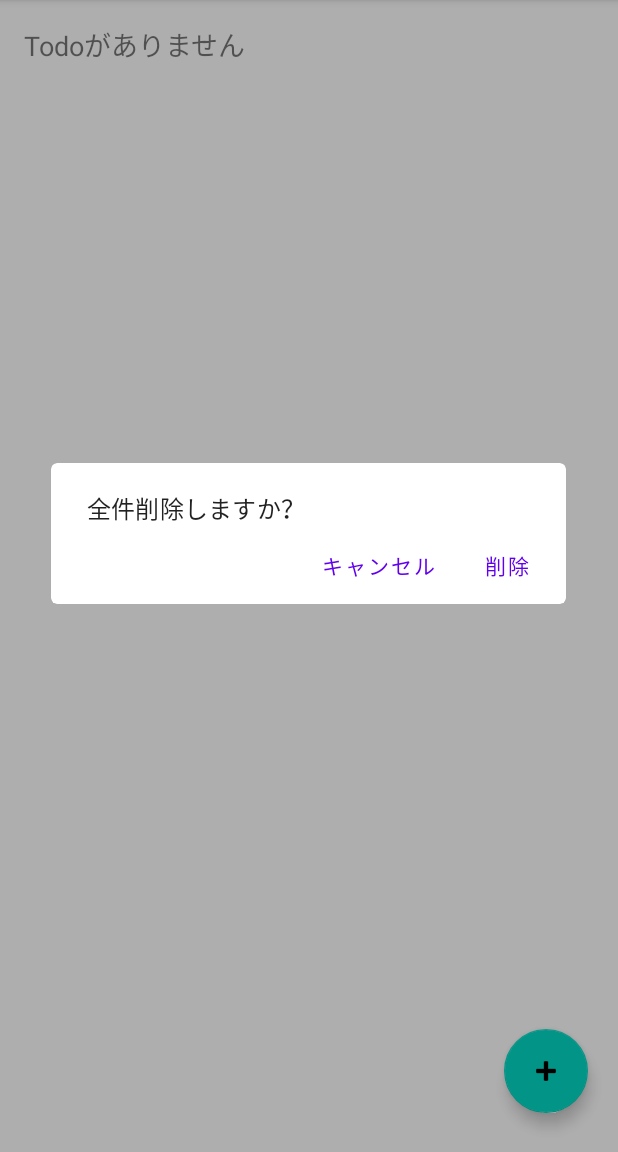
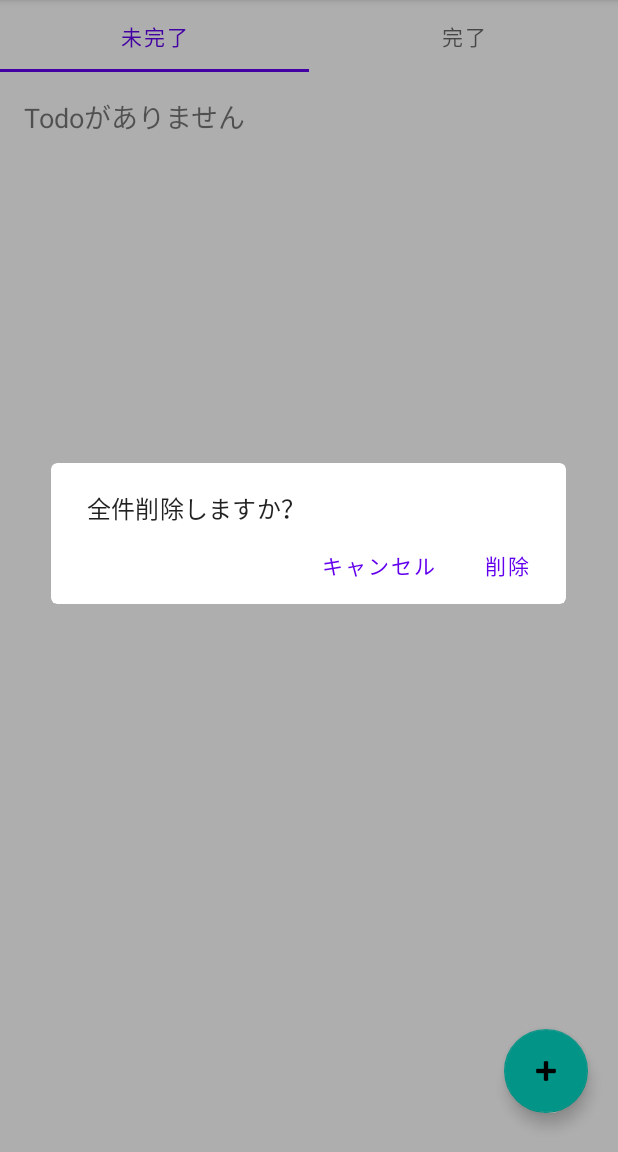
Before and after one commit to mdobashi0318/ToDoList_Android, an Android app: the screen it shows after launch (MainActivity), after a tap on an icon or button, on a phone screen of 412 x 824 dp, the part 84-1236 px from its top. Run offline under Robolectric (Android 15) with nearby library versions, the phone set to English and light mode, and no system bars; our stand-ins replace data binding, navigation-ui; 3 statements that could not run were skipped.

Commit message:
リストに完了と未完了を表示分けするためのタブ追加

```diff
--- /dev/null
+++ b/app/src/main/java/com/example/todolist/screen/TabFragment.kt
@@ -0,0 +1,61 @@
+package com.example.todolist.screen
+
+import android.os.Bundle
+import androidx.fragment.app.Fragment
+import android.view.LayoutInflater
+import android.view.View
+import android.view.ViewGroup
+import androidx.appcompat.app.AppCompatActivity
+import androidx.databinding.DataBindingUtil
+import androidx.viewpager2.adapter.FragmentStateAdapter
+import androidx.viewpager2.widget.ViewPager2
+import com.example.todolist.R
+import com.example.todolist.databinding.FragmentTabBinding
+import com.google.android.material.tabs.TabLayout
+import com.google.android.material.tabs.TabLayoutMediator
+import java.util.*
+
+class TabFragment : Fragment() {
+    private lateinit var tabAdapter: TabAdapter
+    private lateinit var viewPager: ViewPager2
+
+
+    private lateinit var binding: FragmentTabBinding
+    override fun onCreateView(
+        inflater: LayoutInflater,
+        container: ViewGroup?,
+        savedInstanceState: Bundle?
+    ): View {
+
+        binding = DataBindingUtil.inflate<FragmentTabBinding>(
+            inflater,
+            R.layout.fragment_tab,
+            container,
+            false
+        )
+        return binding.root
+    }
+
+    override fun onViewCreated(view: View, savedInstanceState: Bundle?) {
+        tabAdapter = TabAdapter(this)
+        viewPager = view.findViewById(R.id.pager)
+        viewPager.adapter = tabAdapter
+
+        val tabLayout = view.findViewById<TabLayout>(R.id.tab_layout)
+        TabLayoutMediator(tabLayout, viewPager) { tab, position ->
+            if (position == 0) tab.text = "未完了" else tab.text = "完了"
+        }.attach()
+    }
+
+}
+
+
+class TabAdapter(fragment: Fragment) : FragmentStateAdapter(fragment) {
+
+    override fun getItemCount(): Int = 2
+
+    override fun createFragment(position: Int): Fragment {
+        /// TODO TodoListFragment()に完了か未完了のTodoを呼び出すようにする
+        return TodoListFragment()
+    }
+}
--- a/app/src/main/java/com/example/todolist/screen/TodoDetailFragment.kt
+++ b/app/src/main/java/com/example/todolist/screen/TodoDetailFragment.kt
@@ -70,7 +70,7 @@ class TodoDetailFragment : Fragment() {
                                 .setTitle("削除しました")
                                 .setPositiveButton(R.string.closeButton) { _, _ ->
                                     view?.findNavController()
-                                        ?.navigate(R.id.action_todoDetailFragment_to_todoListFragment)
+                                        ?.navigate(R.id.action_todoRegistrationFragment_to_tabFragment)
                                 }
                                 .show()
                         }
--- a/app/src/main/java/com/example/todolist/screen/TodoListFragment.kt
+++ b/app/src/main/java/com/example/todolist/screen/TodoListFragment.kt
@@ -2,6 +2,7 @@ package com.example.todolist.screen
 
 import android.os.Bundle
 import android.view.*
+import androidx.appcompat.app.AppCompatActivity
 import androidx.core.view.isVisible
 import androidx.fragment.app.Fragment
 import androidx.databinding.DataBindingUtil
@@ -20,6 +21,7 @@ class TodoListFragment : Fragment() {
         inflater: LayoutInflater, container: ViewGroup?,
         savedInstanceState: Bundle?
     ): View? {
+        (activity as AppCompatActivity).supportActionBar?.title = resources.getString(R.string.app_name)
         setHasOptionsMenu(true)
         binding = DataBindingUtil.inflate(
             inflater,
@@ -31,7 +33,7 @@ class TodoListFragment : Fragment() {
             // Todo作成画面に遷移する
             view.findNavController()
                 .navigate(
-                    TodoListFragmentDirections.actionTodoListFragmentToTodoRegistrationFragment(
+                    TabFragmentDirections.actionTabFragmentToTodoRegistrationFragment(
                         null
                     )
                 )
@@ -98,7 +100,7 @@ class TodoListFragment : Fragment() {
     private fun onClick(todo: ToDoModel) {
 /// Todo詳細画面に遷移する
         view?.findNavController()
-            ?.navigate(TodoListFragmentDirections.actionTodoListFragmentToTodoDetailFragment(todo.createTime))
+            ?.navigate(TabFragmentDirections.actionTabFragmentToTodoDetailFragment(todo.createTime))
     }
 
 }
--- a/app/src/main/java/com/example/todolist/screen/TodoRegistrationFragment.kt
+++ b/app/src/main/java/com/example/todolist/screen/TodoRegistrationFragment.kt
@@ -134,7 +134,7 @@ class TodoRegistrationFragment : Fragment() {
                 .setTitle("登録しました")
                 .setPositiveButton(R.string.closeButton) { _, _ ->
                     this.findNavController()
-                        .navigate(R.id.action_todoRegistrationFragment_to_todoListFragment)
+                        .navigate(R.id.action_todoRegistrationFragment_to_tabFragment)
                 }
                 .show()
         }
--- /dev/null
+++ b/app/src/main/res/layout/fragment_tab.xml
@@ -0,0 +1,22 @@
+<layout xmlns:android="http://schemas.android.com/apk/res/android"
+    xmlns:tools="http://schemas.android.com/tools"
+    tools:context=".screen.TabFragment">
+
+
+    <LinearLayout
+        android:layout_width="match_parent"
+        android:layout_height="match_parent"
+        android:orientation="vertical">
+
+        <com.google.android.material.tabs.TabLayout
+            android:id="@+id/tab_layout"
+            android:layout_width="match_parent"
+            android:layout_height="wrap_content" />
+
+        <androidx.viewpager2.widget.ViewPager2
+            android:id="@+id/pager"
+            android:layout_width="match_parent"
+            android:layout_height="0dp"
+            android:layout_weight="1" />
+    </LinearLayout>
+</layout>
--- a/app/src/main/res/navigation/navigation.xml
+++ b/app/src/main/res/navigation/navigation.xml
@@ -3,30 +3,17 @@
     xmlns:app="http://schemas.android.com/apk/res-auto"
     xmlns:tools="http://schemas.android.com/tools"
     android:id="@+id/navigation"
-    app:startDestination="@id/todoListFragment">
+    app:startDestination="@id/tabFragment">
 
     <fragment
         android:id="@+id/todoListFragment"
         android:name="com.example.todolist.screen.TodoListFragment"
         android:label="@string/app_name"
-        tools:layout="@layout/fragment_todo_list" >
-        <action
-            android:id="@+id/action_todoListFragment_to_todoRegistrationFragment"
-            app:destination="@id/todoRegistrationFragment"
-            app:popUpTo="@id/todoRegistrationFragment"
-            app:popUpToInclusive="true" />
-        <action
-            android:id="@+id/action_todoListFragment_to_todoDetailFragment"
-            app:destination="@id/todoDetailFragment"
-            app:popUpTo="@id/todoListFragment" />
-    </fragment>
+        tools:layout="@layout/fragment_todo_list" />
     <fragment
         android:id="@+id/todoRegistrationFragment"
         android:name="com.example.todolist.screen.TodoRegistrationFragment"
         tools:layout="@layout/fragment_todo_registration" >
-        <action
-            android:id="@+id/action_todoRegistrationFragment_to_todoListFragment"
-            app:destination="@id/todoListFragment" />
         <action
             android:id="@+id/action_todoRegistrationFragment_to_todoDetailFragment"
             app:destination="@id/todoDetailFragment"
@@ -36,6 +23,9 @@
             android:name="createTime"
             app:argType="string"
             app:nullable="true" />
+        <action
+            android:id="@+id/action_todoRegistrationFragment_to_tabFragment"
+            app:destination="@id/tabFragment" />
     </fragment>
     <fragment
         android:id="@+id/todoDetailFragment"
@@ -46,10 +36,22 @@
             android:name="createTime"
             app:argType="string" />
         <action
-            android:id="@+id/action_todoDetailFragment_to_todoListFragment"
-            app:destination="@id/todoListFragment" />
-        <action
             android:id="@+id/action_todoDetailFragment_to_todoRegistrationFragment"
             app:destination="@id/todoRegistrationFragment" />
+        <action
+            android:id="@+id/action_todoDetailFragment_to_tabFragment"
+            app:destination="@id/tabFragment" />
+    </fragment>
+    <fragment
+        android:id="@+id/tabFragment"
+        android:name="com.example.todolist.screen.TabFragment"
+        android:label="fragment_tab"
+        tools:layout="@layout/fragment_tab" >
+        <action
+            android:id="@+id/action_tabFragment_to_todoRegistrationFragment"
+            app:destination="@id/todoRegistrationFragment" />
+        <action
+            android:id="@+id/action_tabFragment_to_todoDetailFragment"
+            app:destination="@id/todoDetailFragment" />
     </fragment>
 </navigation>
--- a/app/src/main/res/values/strings.xml
+++ b/app/src/main/res/values/strings.xml
@@ -16,4 +16,6 @@
 
     <string name="registration_title_add">Todo作成</string>
     <string name="registration_title_edit">Todo編集</string>
+    <!-- TODO: Remove or change this placeholder text -->
+    <string name="hello_blank_fragment">Hello blank fragment</string>
 </resources>
```
